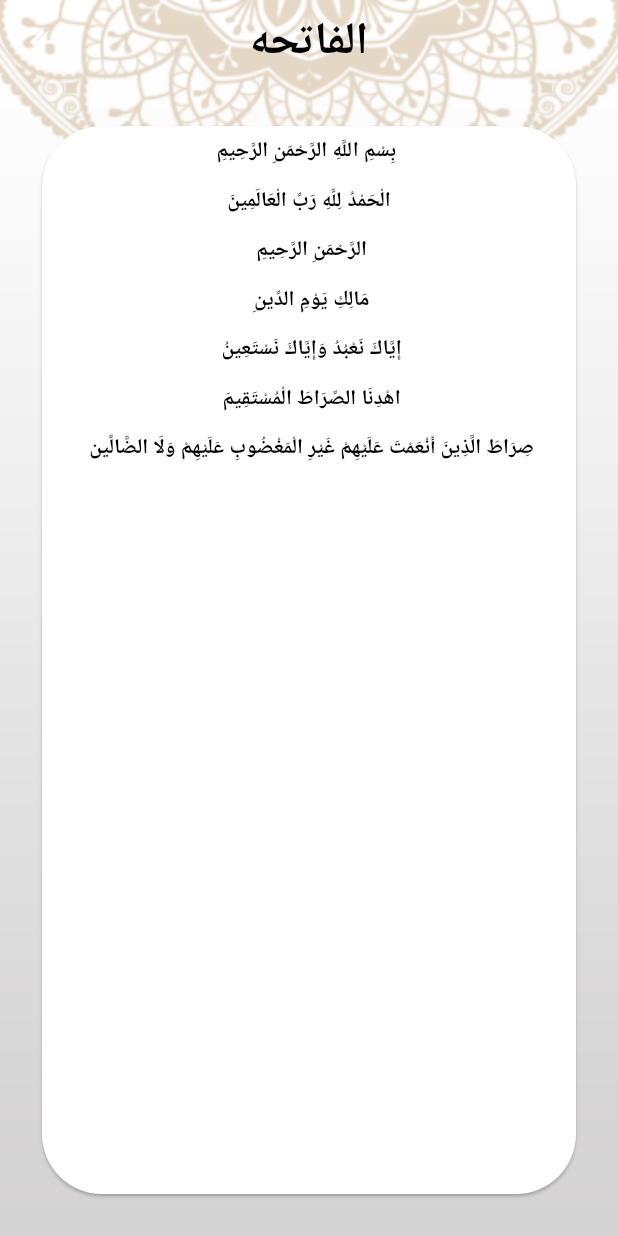
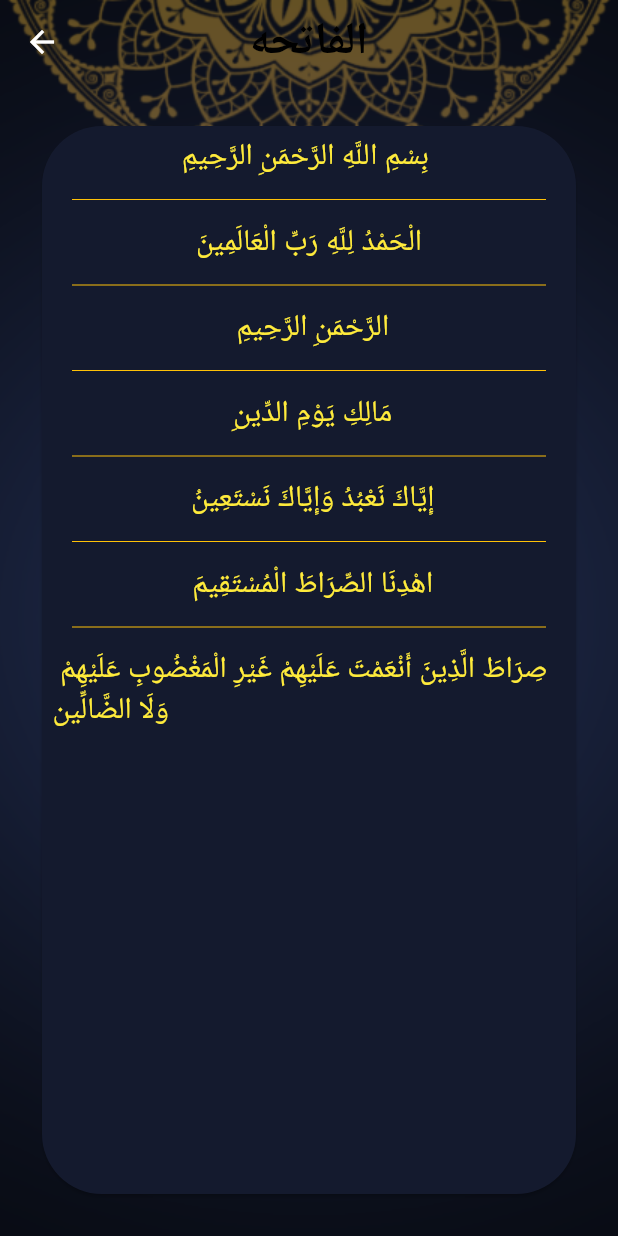
Before and after one commit to Hosam-Shalaby/islami_app, a Flutter app: the screen it shows after launch, after a tap on "الفاتحه", on a phone screen of 412 x 824 dp. Run offline on Flutter 3.47's test engine with Material 2 defaults, Android fonts, the phone set to English and light mode, and no system bars.

Commit message:
create theme data

```diff
--- a/lib/Home/Hadeth/hadeth_details_screen.dart
+++ b/lib/Home/Hadeth/hadeth_details_screen.dart
@@ -1,5 +1,6 @@
 import 'package:flutter/material.dart';
 import 'package:islamic/Home/Hadeth/hadeth_tab.dart';
+import 'package:islamic/Styles/theme_data.dart';
 
 class HadethDetailsScreen extends StatelessWidget {
   const HadethDetailsScreen({super.key});
@@ -8,31 +9,36 @@ class HadethDetailsScreen extends StatelessWidget {
   Widget build(BuildContext context) {
     var args = ModalRoute.of(context)?.settings.arguments as Hadeth;
     return Container(
-      decoration: const BoxDecoration(
+      decoration: BoxDecoration(
           image: DecorationImage(
               fit: BoxFit.fill,
               image: AssetImage(
-                'assets/images/default_bg.png',
+                MyThemeData.isDarkSelected
+                    ? 'assets/images/dark_bg.png'
+                    : 'assets/images/default_bg.png',
               ))),
       child: Scaffold(
         appBar: AppBar(title: const Text('Islami')),
         body: SingleChildScrollView(
           child: Card(
+              color: Theme.of(context).cardColor,
               margin: const EdgeInsets.all(10),
               // shape: RoundedRectangleBorder(
               //     borderRadius: BorderRadius.circular(20)),
               child: Column(
                 children: [
                   const Divider(),
-                  Text(args.title,
-                      textDirection: TextDirection.rtl,
-                      style: const TextStyle(
-                          fontSize: 18, fontWeight: FontWeight.bold)),
+                  Text(
+                    args.title,
+                    textDirection: TextDirection.rtl,
+                    style: Theme.of(context).textTheme.titleMedium,
+                  ),
                   const Divider(),
                   Padding(
                     padding: const EdgeInsets.all(8.0),
                     child: Text(
                       args.content,
+                      style: Theme.of(context).textTheme.bodyMedium,
                       textDirection: TextDirection.rtl,
                     ),
                   ),
--- a/lib/Home/Hadeth/hadeth_tab.dart
+++ b/lib/Home/Hadeth/hadeth_tab.dart
@@ -27,19 +27,19 @@ class _HadethTabState extends State<HadethTab> {
                 height: 180,
               ),
               Container(
-                color: const Color(0xFFB7935F),
+                color: Theme.of(context).dividerColor,
                 width: double.infinity,
                 height: 2,
               ),
-              const Padding(
-                padding: EdgeInsets.all(5.0),
+              Padding(
+                padding: const EdgeInsets.all(5.0),
                 child: Text(
                   'ahadeth',
-                  style: TextStyle(fontSize: 25, fontWeight: FontWeight.bold),
+                  style: Theme.of(context).textTheme.headlineMedium,
                 ),
               ),
               Container(
-                color: const Color(0xFFB7935F),
+                color: Theme.of(context).dividerColor,
                 width: double.infinity,
                 height: 2,
               ),
@@ -49,7 +49,7 @@ class _HadethTabState extends State<HadethTab> {
                         HadethTitle(hadeth: ahadeth[index]),
                     separatorBuilder: (context, index) => Container(
                           margin: const EdgeInsets.symmetric(horizontal: 33),
-                          color: const Color(0xFFB7935F),
+                          color: Theme.of(context).dividerColor,
                           width: double.infinity,
                           height: 2,
                         ),
--- a/lib/Home/Hadeth/hadeth_title.dart
+++ b/lib/Home/Hadeth/hadeth_title.dart
@@ -20,7 +20,7 @@ class HadethTitle extends StatelessWidget {
           alignment: Alignment.center,
           child: Text(
             hadeth.title,
-            style: const TextStyle(fontWeight: FontWeight.bold, fontSize: 16),
+            style: Theme.of(context).textTheme.titleMedium,
           )),
     );
   }
--- a/lib/Home/Quran/quran_tab.dart
+++ b/lib/Home/Quran/quran_tab.dart
@@ -245,30 +245,28 @@ class QuranTab extends StatelessWidget {
         Expanded(
             flex: 1,
             child: Image.asset('assets/images/qur2an_screen_logo.png')),
-        const Divider(
-          color: Color(0xFFB7935F),
+        Divider(
+          color: Theme.of(context).dividerColor,
           height: 17,
           thickness: 2,
         ),
-        const Row(
+        Row(
           mainAxisAlignment: MainAxisAlignment.center,
           children: [
-            Text('عدد الآيات',
-                style: TextStyle(
-                    color: Colors.black,
-                    fontWeight: FontWeight.bold,
-                    fontSize: 18)),
-            VerticalDivider(color: Color(0xFFB7935F), width: 50),
-            Text(' أسم السورة',
-                style: TextStyle(
-                    color: Colors.black,
-                    fontWeight: FontWeight.bold,
-                    fontSize: 18)),
+            Text(
+              'عدد الآيات',
+              style: Theme.of(context).textTheme.headlineMedium,
+            ),
+            VerticalDivider(color: Theme.of(context).dividerColor, width: 50),
+            Text(
+              ' أسم السورة',
+              style: Theme.of(context).textTheme.headlineMedium,
+            ),
             // Divider(color: Color(0xFFB7935F)),
           ],
         ),
-        const Divider(
-          color: Color(0xFFB7935F),
+        Divider(
+          color: Theme.of(context).dividerColor,
           height: 17,
           thickness: 2,
         ),
@@ -278,11 +276,12 @@ class QuranTab extends StatelessWidget {
               itemBuilder: (context, index) =>
                   Row(mainAxisAlignment: MainAxisAlignment.center, children: [
                 SuraName(
-                  suraArgs: SuraArgs(
-                      Title: versesNumber[index], Index: index),
+                  suraArgs: SuraArgs(Title: versesNumber[index], Index: index),
                 ),
-                const VerticalDivider(
-                    color: Color(0xFFB7935F), width: 50, thickness: 1),
+                VerticalDivider(
+                    color: Theme.of(context).dividerColor,
+                    width: 50,
+                    thickness: 1),
                 SuraName(
                   suraArgs: SuraArgs(Title: suraNames[index], Index: index),
                 )
@@ -293,7 +292,7 @@ class QuranTab extends StatelessWidget {
                     const EdgeInsets.symmetric(horizontal: 60, vertical: 12),
                 height: 1,
                 width: double.infinity,
-                color: const Color(0xFFB7935F),
+                color: Theme.of(context).dividerColor,
               ),
             ))
       ],
--- a/lib/Home/Quran/sura_content.dart
+++ b/lib/Home/Quran/sura_content.dart
@@ -2,6 +2,7 @@ import 'package:flutter/material.dart';
 import 'package:flutter/services.dart';
 import 'package:islamic/Home/Quran/surah_title.dart';
 import 'package:islamic/Home/Quran/verses_title.dart';
+import 'package:islamic/Styles/theme_data.dart';
 
 class SuraContent extends StatefulWidget {
   const SuraContent({super.key});
@@ -24,11 +25,13 @@ class _SuraContentState extends State<SuraContent> {
     return verses.isEmpty
         ? const Center(child: CircularProgressIndicator())
         : Container(
-            decoration: const BoxDecoration(
+            decoration: BoxDecoration(
                 image: DecorationImage(
                     fit: BoxFit.fill,
                     image: AssetImage(
-                      'assets/images/default_bg.png',
+                      MyThemeData.isDarkSelected
+                          ? 'assets/images/dark_bg.png'
+                          : 'assets/images/default_bg.png',
                     ))),
             child: Scaffold(
               appBar: AppBar(
@@ -37,13 +40,20 @@ class _SuraContentState extends State<SuraContent> {
               body: Padding(
                 padding: const EdgeInsets.all(8.0),
                 child: Card(
+                  color: Theme.of(context).cardColor,
                   margin: const EdgeInsets.all(20),
                   shape: RoundedRectangleBorder(
                       borderRadius: BorderRadius.circular(40)),
-                  child: ListView.builder(
+                  child: ListView.separated(
                     itemBuilder: (context, index) =>
                         VersesTitle(versesTitle: verses[index]),
                     itemCount: verses.length,
+                    separatorBuilder: (context, index) => Container(
+                      margin: const EdgeInsets.symmetric(horizontal: 20),
+                      child: Divider(
+                        color: Theme.of(context).dividerColor,
+                      ),
+                    ),
                   ),
                 ),
               ),
--- a/lib/Home/Quran/surah_title.dart
+++ b/lib/Home/Quran/surah_title.dart
@@ -17,8 +17,7 @@ class SuraName extends StatelessWidget {
       },
       child: Text(
         suraArgs.Title.toString(),
-        style:
-            const TextStyle(color: Colors.black, fontWeight: FontWeight.bold),
+        style: Theme.of(context).textTheme.titleMedium,
       ),
     );
   }
--- a/lib/Home/Quran/verses_title.dart
+++ b/lib/Home/Quran/verses_title.dart
@@ -10,9 +10,10 @@ class VersesTitle extends StatelessWidget {
     return Container(
       padding: const EdgeInsets.all(7),
       alignment: Alignment.center,
-      child: Text(versesTitle,
-          style: const TextStyle(
-              color: Colors.black, fontWeight: FontWeight.bold)),
+      child: Text(
+        versesTitle,
+        style: Theme.of(context).textTheme.bodyMedium,
+      ),
     );
   }
 }
--- a/lib/Home/home_screen.dart
+++ b/lib/Home/home_screen.dart
@@ -6,6 +6,7 @@ import 'package:islamic/Home/Quran/quran_tab.dart';
 import 'package:islamic/Home/Radio/radio_tab.dart';
 import 'package:islamic/Home/Sebha/sebha_tab.dart';
 import 'package:islamic/Home/settings/settings_tab.dart';
+import 'package:islamic/Styles/theme_data.dart';
 
 class HomeScreen extends StatefulWidget {
   static const String routeName = 'Home-Screen';
@@ -30,14 +31,20 @@ class _HomeScreenState extends State<HomeScreen> {
   @override
   Widget build(BuildContext context) {
     return Container(
-      decoration: const BoxDecoration(
+      decoration: BoxDecoration(
           image: DecorationImage(
               fit: BoxFit.fill,
               image: AssetImage(
-                'assets/images/default_bg.png',
+                MyThemeData.isDarkSelected
+                    ? 'assets/images/dark_bg.png'
+                    : 'assets/images/default_bg.png',
               ))),
       child: Scaffold(
-        appBar: AppBar(title: const Text('Islami')),
+        appBar: AppBar(
+            title: Text(
+          'Islami',
+          style: Theme.of(context).textTheme.titleMedium,
+        )),
         body: tabs[selectedIndexItem],
         bottomNavigationBar: BottomNavigationBar(
           currentIndex: selectedIndexItem,
@@ -46,26 +53,30 @@ class _HomeScreenState extends State<HomeScreen> {
               selectedIndexItem = value;
             });
           },
-          items: const [
+          items: [
             BottomNavigationBarItem(
-                backgroundColor: Color(0xffB7935F),
-                icon: ImageIcon(AssetImage("assets/images/icon_quran.png")),
+                backgroundColor: Theme.of(context).primaryColor,
+                icon:
+                    const ImageIcon(AssetImage("assets/images/icon_quran.png")),
                 label: 'Quran'),
             BottomNavigationBarItem(
-                backgroundColor: Color(0xffB7935F),
-                icon: ImageIcon(AssetImage("assets/images/icon_hadeth.png")),
+                backgroundColor: Theme.of(context).primaryColor,
+                icon: const ImageIcon(
+                    AssetImage("assets/images/icon_hadeth.png")),
                 label: 'Hadeth'),
             BottomNavigationBarItem(
-                backgroundColor: Color(0xffB7935F),
-                icon: ImageIcon(AssetImage("assets/images/icon_sebha.png")),
+                backgroundColor: Theme.of(context).primaryColor,
+                icon:
+                    const ImageIcon(AssetImage("assets/images/icon_sebha.png")),
                 label: 'Sebha'),
             BottomNavigationBarItem(
-                backgroundColor: Color(0xffB7935F),
-                icon: ImageIcon(AssetImage("assets/images/icon_radio.png")),
+                backgroundColor: Theme.of(context).primaryColor,
+                icon:
+                    const ImageIcon(AssetImage("assets/images/icon_radio.png")),
                 label: 'Radio'),
             BottomNavigationBarItem(
-                backgroundColor: Color(0xffB7935F),
-                icon: Icon(Icons.settings),
+                backgroundColor: Theme.of(context).primaryColor,
+                icon: const Icon(Icons.settings),
                 label: 'Settings'),
           ],
         ),
--- /dev/null
+++ b/lib/Styles/theme_data.dart
@@ -0,0 +1,57 @@
+import 'package:flutter/material.dart';
+
+class MyThemeData {
+  static Color lightPrimaryColor = const Color(0xFFB7935F);
+  static Color darkPrimaryColor = const Color(0xFF141A2E);
+  static bool isDarkSelected = true;
+  static ThemeData lightTheme = ThemeData(
+      dividerColor: lightPrimaryColor,
+      primaryColor: lightPrimaryColor,
+      cardColor: lightPrimaryColor,
+      textTheme: const TextTheme(
+          headlineMedium: TextStyle(
+              fontSize: 25, fontWeight: FontWeight.w600, color: Colors.black),
+          titleMedium: TextStyle(
+              fontWeight: FontWeight.bold, fontSize: 25, color: Colors.black),
+          bodyMedium: TextStyle(
+              fontSize: 20,
+              fontWeight: FontWeight.normal,
+              color: Colors.black)),
+      bottomNavigationBarTheme: const BottomNavigationBarThemeData(
+          selectedIconTheme: IconThemeData(size: 40),
+          selectedItemColor: Colors.black,
+          unselectedItemColor: Colors.white),
+      scaffoldBackgroundColor: Colors.transparent,
+      appBarTheme: const AppBarTheme(
+          iconTheme: IconThemeData(color: Colors.black),
+          centerTitle: true,
+          color: Colors.transparent,
+          elevation: 0,
+          titleTextStyle: TextStyle(
+              color: Colors.black, fontSize: 30, fontWeight: FontWeight.bold)));
+  static ThemeData darkTheme = ThemeData(
+      dividerColor: Colors.amber,
+      primaryColor: darkPrimaryColor,
+      cardColor: darkPrimaryColor,
+      textTheme: const TextTheme(
+          headlineMedium: TextStyle(
+              fontSize: 25, fontWeight: FontWeight.w600, color: Colors.white),
+          titleMedium: TextStyle(
+              fontWeight: FontWeight.bold, fontSize: 25, color: Colors.white),
+          bodyMedium: TextStyle(
+              fontSize: 20,
+              fontWeight: FontWeight.normal,
+              color: Colors.yellow)),
+      bottomNavigationBarTheme: const BottomNavigationBarThemeData(
+          selectedIconTheme: IconThemeData(size: 40),
+          selectedItemColor: Colors.yellow,
+          unselectedItemColor: Colors.white),
+      scaffoldBackgroundColor: Colors.transparent,
+      appBarTheme: const AppBarTheme(
+          iconTheme: IconThemeData(color: Colors.white),
+          centerTitle: true,
+          color: Colors.transparent,
+          elevation: 0,
+          titleTextStyle: TextStyle(
+              color: Colors.black, fontSize: 30, fontWeight: FontWeight.bold)));
+}
--- a/lib/main.dart
+++ b/lib/main.dart
@@ -4,6 +4,7 @@ import 'package:islamic/Home/home_screen.dart';
 
 import 'Home/Quran/sura_content.dart';
 import 'Splash/splash_screen.dart';
+import 'Styles/theme_data.dart';
 
 void main() {
   runApp(const MyApp());
@@ -15,21 +16,9 @@ class MyApp extends StatelessWidget {
   @override
   Widget build(BuildContext context) {
     return MaterialApp(
-      theme: ThemeData(
-          cardColor: Colors.white,
-          bottomNavigationBarTheme: const BottomNavigationBarThemeData(
-              selectedIconTheme: IconThemeData(size: 40),
-              selectedItemColor: Colors.black,
-              unselectedItemColor: Colors.white),
-          scaffoldBackgroundColor: Colors.transparent,
-          appBarTheme: const AppBarTheme(
-              centerTitle: true,
-              color: Colors.transparent,
-              elevation: 0,
-              titleTextStyle: TextStyle(
-                  color: Colors.black,
-                  fontSize: 30,
-                  fontWeight: FontWeight.bold))),
+      themeMode: ThemeMode.dark,
+      theme: MyThemeData.lightTheme,
+      darkTheme: MyThemeData.darkTheme,
       routes: {
         HomeScreen.routeName: (context) => const HomeScreen(),
         SplashScreen.routeName: (context) => const SplashScreen(),
```
Also changed, not shown: assets/files/1.txt (line endings or trailing spaces), assets/images/splash_dark.png (added).
